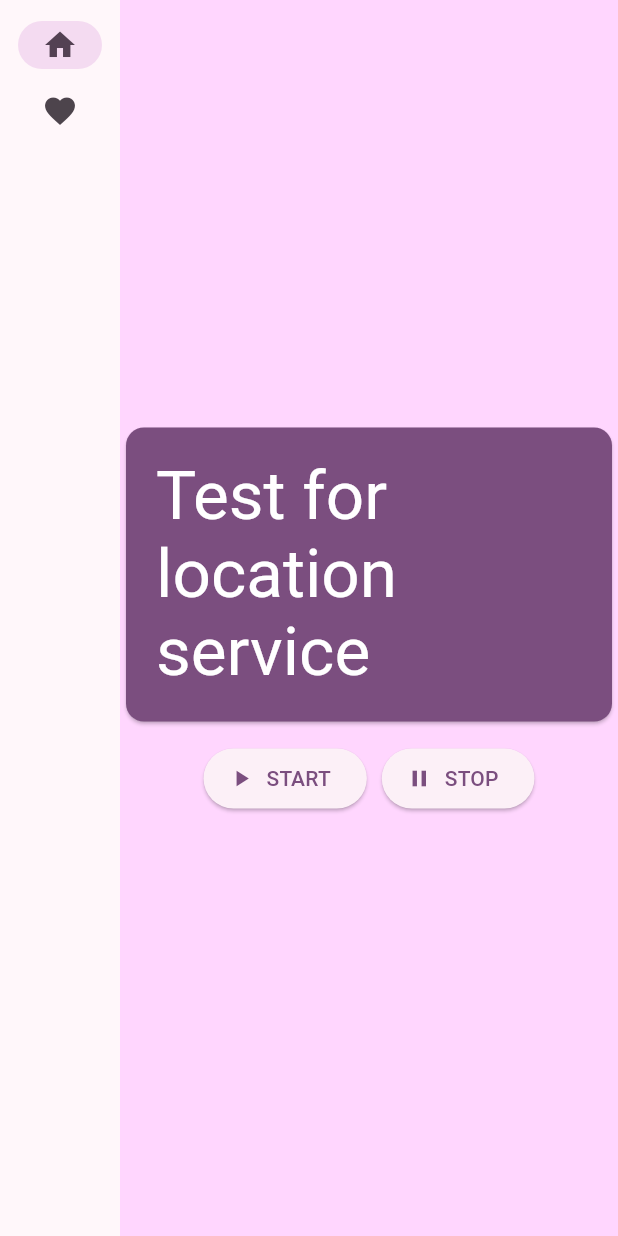
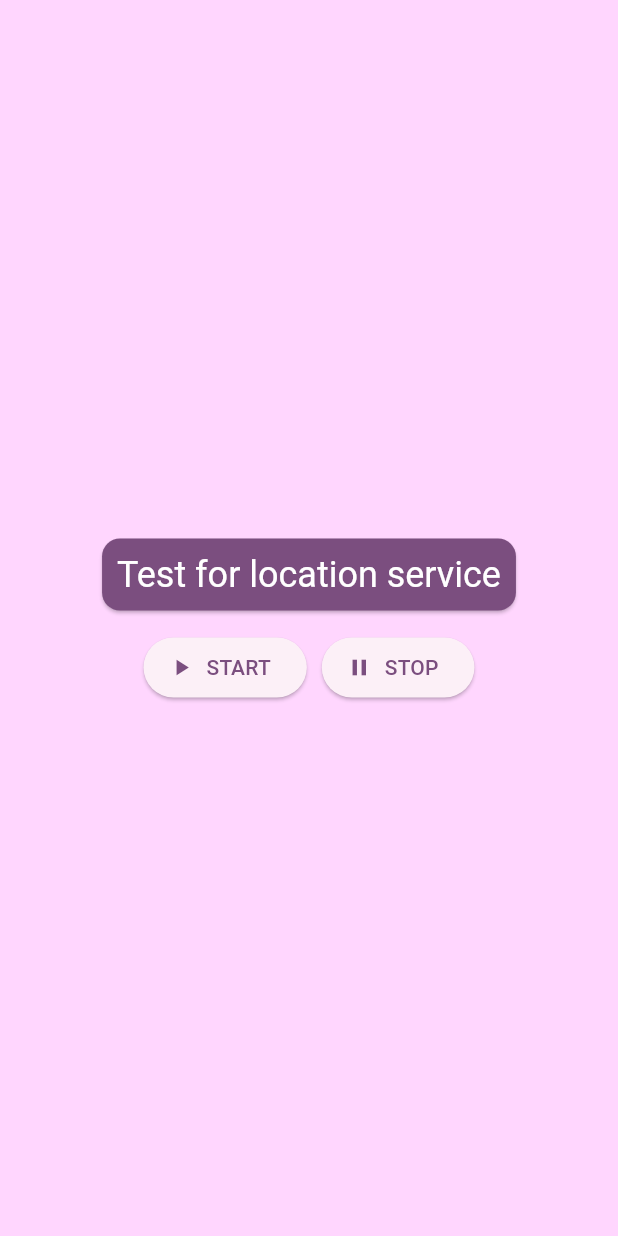
Before and after one commit to Valentin387/flutter_location_track_v1, a Flutter app: the screen it shows after launch, on a phone screen of 412 x 824 dp. Run offline on Flutter 3.47's test engine with Material 3 defaults, Android fonts, the phone set to English and light mode, and no system bars.

Commit message:
set text size
now we are ready to start trying the foreground location service implementation

```diff
--- a/lib/main.dart
+++ b/lib/main.dart
@@ -24,6 +24,7 @@
   }
 }
 
+// I cannot delete this for now
 class MyAppState extends ChangeNotifier {
   var current = 0;
 
@@ -61,28 +62,6 @@
           return Scaffold(
             body: Row(
               children: [
-                SafeArea(
-                  child: NavigationRail(
-                    extended: constraints.maxWidth >= 600,
-                    destinations: [
-                      NavigationRailDestination(
-                        icon: Icon(Icons.home),
-                        label: Text('Home'),
-                      ),
-                      NavigationRailDestination(
-                        icon: Icon(Icons.favorite),
-                        label: Text('Favorites'),
-                      ),
-                    ],
-                    selectedIndex: selectedIndex,
-                    onDestinationSelected: (value) {
-                      setState(() {
-                        selectedIndex = value;
-                      });
-                      print('selected: $value');
-                    },
-                  ),
-                ),
                 Expanded(
                   child: Container(
                     color: Theme.of(context).colorScheme.primaryContainer,
@@ -157,15 +136,18 @@
 
     final style = theme.textTheme.displayMedium!.copyWith(
       color: theme.colorScheme.onPrimary,
+      fontSize: 24,
     );
 
     return Card(
       color: theme.colorScheme.primary,
       child: Padding(
-        padding: const EdgeInsets.all(20.0),
+        padding: const EdgeInsets.all(10.0),
         child: Text(
           text01,
           style: style,
+          textAlign: TextAlign.center,
+
         ),
       ),
     );
```
